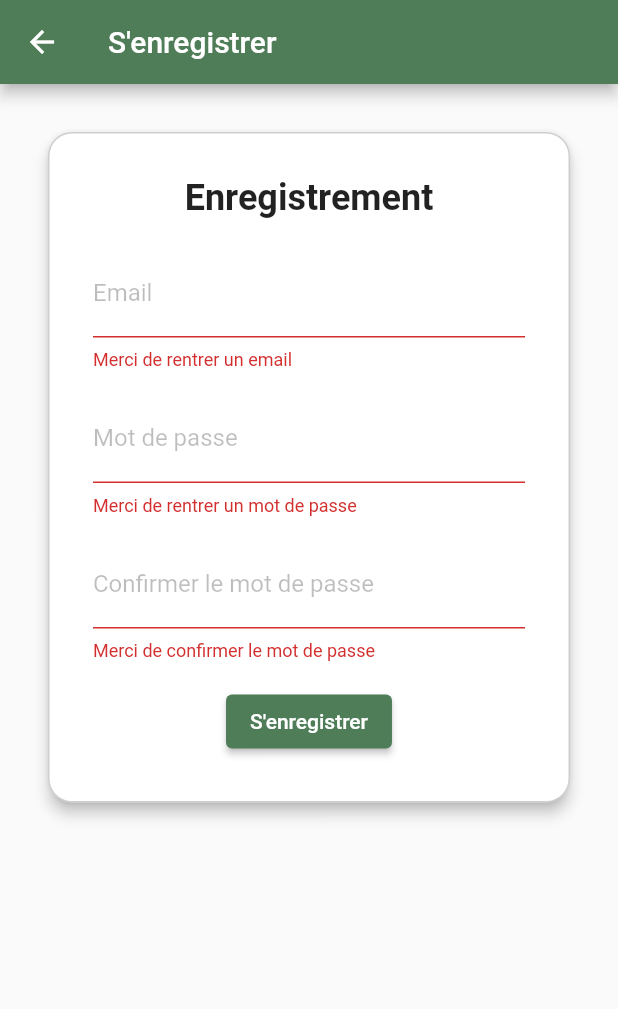
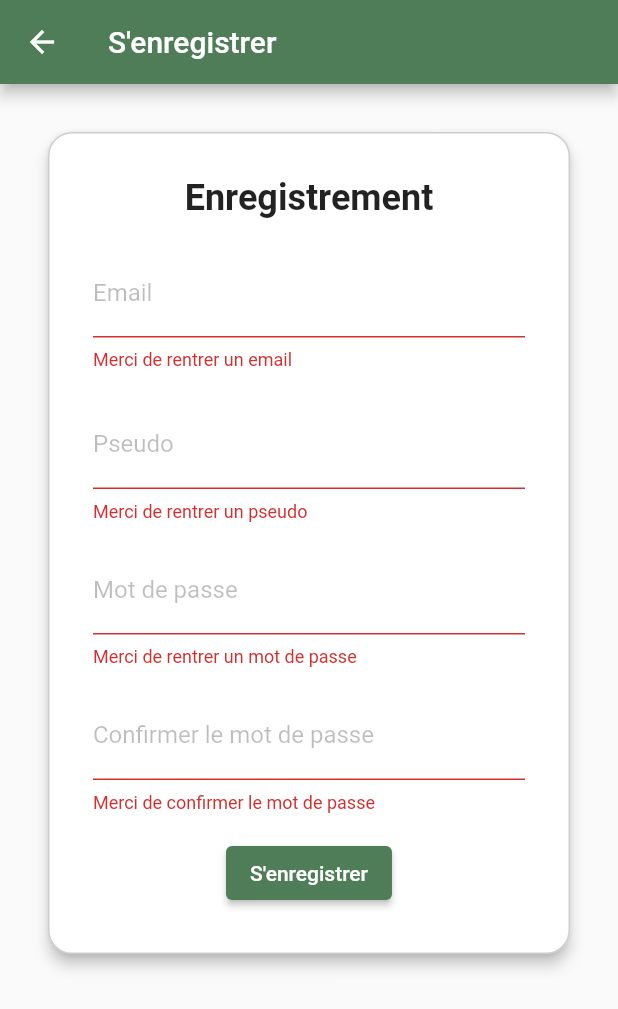
Before and after one commit to dresscodeJAGR/MyDressCode_Mobile, a Flutter app: the Register screen opened by its route, after a tap on "S'enregistrer", on a phone screen of 412 x 824 dp. Shown: the top 1009 px of the screen. Run offline on Flutter 3.47's test engine with Material 2 defaults, Android fonts, the phone set to English and light mode, and no system bars; our stand-ins replace carousel_slider, share_plus, shared_preferences; accounts and stored records are empty.

Commit message:
:zap: add register

```diff
--- a/lib/auth/register/register.dart
+++ b/lib/auth/register/register.dart
@@ -1,4 +1,9 @@
+import 'dart:convert';
+
 import 'package:flutter/material.dart';
+
+import 'package:http/http.dart' as http;
+import 'package:shared_preferences/shared_preferences.dart';
 
 import '../../main.dart';
 
@@ -13,8 +18,12 @@ class _RegisterState extends State<Register> {
   final _formKey = GlobalKey<FormState>();
 
   final TextEditingController _emailController = TextEditingController();
+  final TextEditingController _pseudoController = TextEditingController();
   final TextEditingController _passwordController = TextEditingController();
   final TextEditingController _confirmPasswordController = TextEditingController();
+  final TextEditingController _descriptionController = TextEditingController();
+
+  String _response = '';
 
   @override
   Widget build(BuildContext context) {
@@ -62,6 +71,17 @@ class _RegisterState extends State<Register> {
                           return null;
                         },
                       ),
+                      const SizedBox(height: 20.0),
+                      _buildTextField(
+                        controller: _pseudoController,
+                        labelText: 'Pseudo',
+                        validator: (value) {
+                          if (value == null || value.isEmpty) {
+                            return "Merci de rentrer un pseudo";
+                          }
+                          return null;
+                        },
+                      ),
                       const SizedBox(height: 16.0),
                       _buildTextField(
                         controller: _passwordController,
@@ -94,13 +114,50 @@ class _RegisterState extends State<Register> {
                       ),
                       const SizedBox(height: 16.0),
                       ElevatedButton(
-                        onPressed: () {
+                        onPressed: () async {
                           if (_formKey.currentState!.validate()) {
-                            // Add sign up logic here
-                            Navigator.pushReplacement(
-                              context,
-                              MaterialPageRoute(builder: (context) => const MainWidget()),
-                            );
+                            try {
+                              var url = Uri.parse('https://mdc.silvy-leligois.fr/api/register');
+                              var response = await http.post(
+                                url,
+                                headers: <String, String>{
+                                  'Content-Type': 'application/json; charset=UTF-8',
+                                },
+                                body: jsonEncode(<String, String>{
+                                  'email': _emailController.text,
+                                  'pseudo': _emailController.text,
+                                  'password': _passwordController.text,
+                                  'password_confirmation': _confirmPasswordController.text,
+                                  'description': _descriptionController.text,
+                                }),
+                              );
+
+                              setState(() {
+                                _response = response.statusCode.toString();
+                              });
+
+                              if (response.statusCode == 201) {
+                                var jsonResponse = jsonDecode(response.body);
+                                String token = jsonResponse['token'];
+
+                                SharedPreferences prefs = await SharedPreferences.getInstance();
+                                await prefs.setString('token', token);
+
+                                Navigator.pushReplacement(
+                                  context,
+                                  MaterialPageRoute(builder: (context) => const MainWidget()),
+                                );
+                              } else {
+                                ScaffoldMessenger.of(context).showSnackBar(
+                                  const SnackBar(content: Text('Une erreur est survenue. Veuillez réessayer.')),
+                                );
+                              }
+                            }catch (e) {
+                              print('Erreur lors de l\'enregistrement: $e');
+                              ScaffoldMessenger.of(context).showSnackBar(
+                                const SnackBar(content: Text('Une erreur s\'est produite lors de l\'enregistrement. Veuillez réessayer.')),
+                              );
+                            }
                           }
                         },
                         style: ElevatedButton.styleFrom(
```
Also changed, not shown: pubspec.lock (added).
